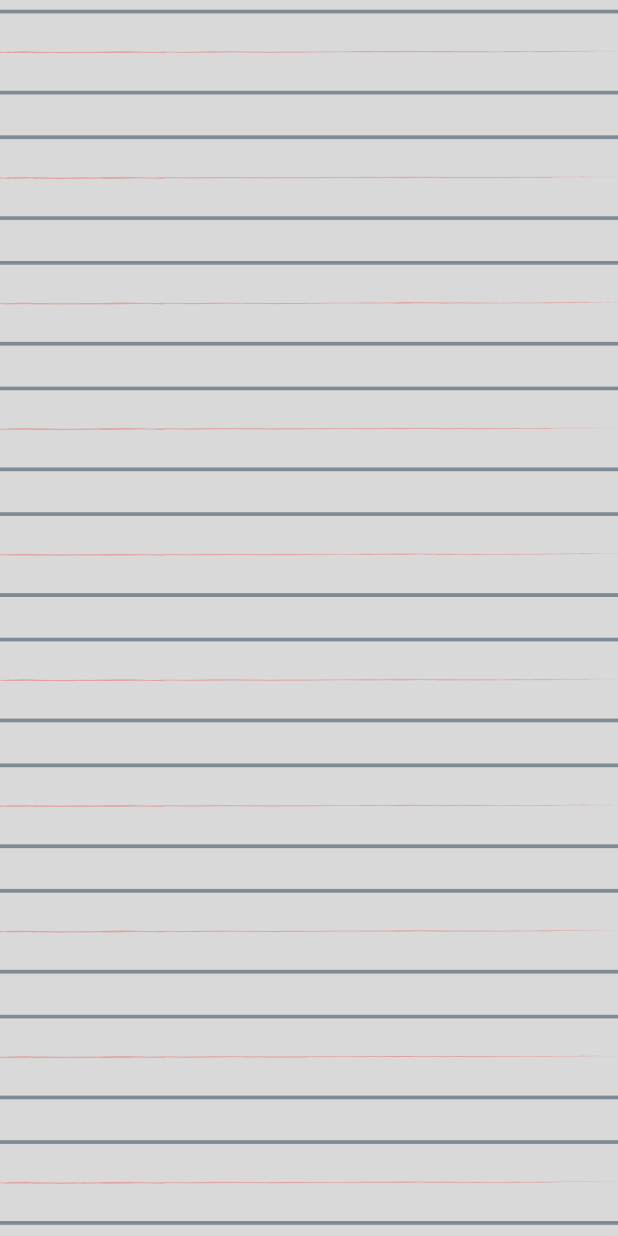
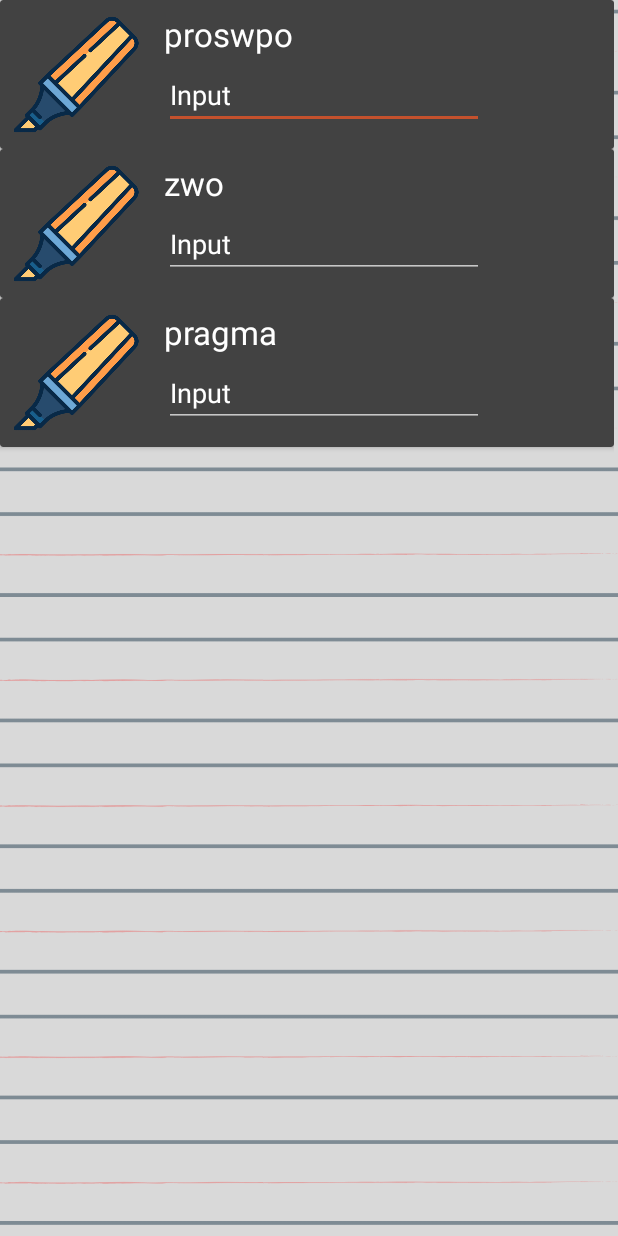
Before and after one commit to sgkevreki/OnomaZwoPragma, an Android app: the GameActivity screen opened directly, with no data from a screen before it, on a phone screen of 412 x 824 dp. Run offline under Robolectric (Android 15) with nearby library versions, the phone set to English and light mode, and no system bars; libraries missing offline, so code that uses them is left out: com.plattysoft.leonids.

Commit message:
Early working recyclerView implementation

```diff
--- a/app/build.gradle
+++ b/app/build.gradle
@@ -1,6 +1,7 @@
 apply plugin: 'com.android.application'
 apply plugin: 'kotlin-android'
 apply plugin: 'kotlin-android-extensions'
+apply plugin: 'com.google.gms.google-services'
 
 android {
     compileSdkVersion 29
@@ -32,6 +33,7 @@ dependencies {
     implementation 'androidx.appcompat:appcompat:1.2.0'
     implementation 'androidx.constraintlayout:constraintlayout:2.0.1'
     implementation 'androidx.recyclerview:recyclerview:1.1.0'
+    implementation 'com.google.firebase:firebase-database:19.2.1'
     testImplementation 'junit:junit:4.12'
     androidTestImplementation 'androidx.test.ext:junit:1.1.2'
     androidTestImplementation 'androidx.test.espresso:espresso-core:3.3.0'
--- a/app/src/main/java/com/example/onomazwopragmaproject/GameActivity.kt
+++ b/app/src/main/java/com/example/onomazwopragmaproject/GameActivity.kt
@@ -2,10 +2,47 @@ package com.example.onomazwopragmaproject
 
 import androidx.appcompat.app.AppCompatActivity
 import android.os.Bundle
+import androidx.recyclerview.widget.LinearLayoutManager
+import androidx.recyclerview.widget.RecyclerView
 
 class GameActivity : AppCompatActivity() {
+
+    // A list of categories names included in the current game (Proswpo, Pragma, Futo etc) as strings. One card in recyclerview for each category
+    var categories: MutableList<String> = mutableListOf()
+
+    // Initialize references to needed elements:
+    // recyclerView -> The actual recyclerView object. You need one of these to show of a list of data.
+    // recyclerViewAdapter -> An adapter object that contains 3 core functions (OnCreateViewHolder, OnBindViewHolder and getCount).
+    //      It is responsible for creating a cardView for every item in 'categories', and populating them with data.
+    //      Must be associated with the recyclerView it will help "run".
+    //      You also need one of these for every recyclerView you have.
+    // recyclerViewLayoutManager -> An extra object that is a LayoutManager that *I think* is responsible for placing the recyclerview inside the general view of the activity. (May be unnecessary in a constraint layout?)
+    private lateinit var recyclerView: RecyclerView
+    private lateinit var recyclerViewAdapter: RecyclerView.Adapter<*>
+    private lateinit var recyclerViewLayoutManager: RecyclerView.LayoutManager
+
     override fun onCreate(savedInstanceState: Bundle?) {
         super.onCreate(savedInstanceState)
         setContentView(R.layout.activity_game)
+
+        // Setting a few names in categories for testing
+        categories.add("proswpo")
+        categories.add("zwo")
+        categories.add("pragma")
+
+        // Create the objects needed
+        // Create a Linear Layout Manager
+        recyclerViewLayoutManager = LinearLayoutManager(this)
+        // And an instance of an Adapter (note that the 'categories' argument must be of the same type declared in the constructor of the GameRecyclerViewAdapter class (duh))
+        recyclerViewAdapter = GameRecyclerviewAdapter(categoriesList = categories)
+
+        // Associate firstly the recyclerview layout (R.id.recyclerview) with the object reference (private lateinit var recyclerView)
+        recyclerView = findViewById<RecyclerView>(R.id.game_recyclerview)
+        // and now associate the layoutManager and adapter with this instance of recyclerView
+            .apply{
+                layoutManager = recyclerViewLayoutManager
+                adapter = recyclerViewAdapter
+            }
+
     }
 }
--- /dev/null
+++ b/app/src/main/java/com/example/onomazwopragmaproject/GameRecyclerviewAdapter.kt
@@ -0,0 +1,56 @@
+package com.example.onomazwopragmaproject
+
+import android.text.Layout
+import android.view.LayoutInflater
+import android.view.View
+import android.view.ViewGroup
+import android.widget.ImageView
+import android.widget.TextView
+import androidx.cardview.widget.CardView
+import androidx.recyclerview.widget.RecyclerView
+import com.google.android.gms.common.util.Strings
+
+class GameRecyclerviewAdapter(private val categoriesList: List<String>): RecyclerView.Adapter<GameRecyclerviewAdapter.MyViewHolder>(){
+    // STOP. GO WATCH THIS: https://www.youtube.com/watch?v=17NbUcEts9c. NOW GO
+
+    // tldr: MyViewHolder is a necessary class that contains references to all the things on the 'card_for_category' layout
+    // Provide a reference to the views for each data item.
+    // You create a class that has references to every view inside our CardView. Then later in the adapter when you need to access one of the views you do it through this ViewHolder (or holder) class!
+    // See on bindViewHolder for examples
+    // itemView is like a reference to the whole 'card_for_category' layout...
+    class MyViewHolder(itemView: View) : RecyclerView.ViewHolder(itemView){
+        // ...and here we declare the views inside that layout...
+        internal var category_image: ImageView
+        internal var category_name: TextView
+
+        // ...and associate them with the correct views!
+        // init { ... } is one of many ways to write constructors in Kotlin.
+        init {
+            category_image = itemView.findViewById(R.id.category_image)
+            category_name = itemView.findViewById(R.id.category_name)
+        }
+
+    }
+
+    // Create new Views
+    override fun onCreateViewHolder(parent: ViewGroup, viewType: Int): MyViewHolder {
+        val myView = LayoutInflater.from(parent.context).inflate(R.layout.card_for_category, parent, false) as CardView
+        return MyViewHolder(myView)
+    }
+
+    // This is called every time we must show an item on the list
+    // In here we set the content of the views, e.g. the correct category_name and the correct category_image.
+    // From the position argument we know for which item in the list we are talking about and can use it to set correct data as follows.
+    // Note that to access any view you go through the holder reference, a reference to the MyViewHolder class we wrote above! (This is where it is used)
+    override fun onBindViewHolder(holder: MyViewHolder, position: Int) {
+        holder.category_name.text = categoriesList[position]
+        // holder.category_image = ...
+        // I don't have anything to set on the image at the moment, but this is where it would be set.
+    }
+
+    // The layoutManager must always know the total of items in the container, so we always return this:
+    override fun getItemCount() = categoriesList.size
+
+    // That's all!
+
+}
--- a/app/src/main/res/layout/activity_game.xml
+++ b/app/src/main/res/layout/activity_game.xml
@@ -8,6 +8,7 @@
     tools:context=".GameActivity">
 
     <androidx.recyclerview.widget.RecyclerView
+        android:id="@+id/game_recyclerview"
         android:layout_width="409dp"
         android:layout_height="729dp"
         app:layout_constraintStart_toStartOf="parent"
--- /dev/null
+++ b/app/src/main/res/layout/card_for_category.xml
@@ -0,0 +1,47 @@
+<?xml version="1.0" encoding="utf-8"?>
+<androidx.cardview.widget.CardView xmlns:android="http://schemas.android.com/apk/res/android"
+    xmlns:app="http://schemas.android.com/apk/res-auto"
+    xmlns:tools="http://schemas.android.com/tools"
+    android:layout_width="match_parent"
+    android:layout_height="wrap_content">
+
+    <androidx.constraintlayout.widget.ConstraintLayout
+        android:layout_width="match_parent"
+        android:layout_height="match_parent">
+
+        <ImageView
+            android:id="@+id/category_image"
+            android:layout_width="101dp"
+            android:layout_height="99dp"
+            android:padding="8dp"
+            app:layout_constraintBottom_toBottomOf="parent"
+            app:layout_constraintStart_toStartOf="parent"
+            app:layout_constraintTop_toTopOf="parent"
+            app:srcCompat="@drawable/highlighter" />
+
+        <TextView
+            android:id="@+id/category_name"
+            android:layout_width="wrap_content"
+            android:layout_height="wrap_content"
+            android:layout_marginStart="8dp"
+            android:layout_marginLeft="8dp"
+            android:layout_marginTop="8dp"
+            android:text="Category Name"
+            android:textAppearance="@style/TextAppearance.AppCompat.Large"
+            app:layout_constraintStart_toEndOf="@+id/category_image"
+            app:layout_constraintTop_toTopOf="parent" />
+
+        <EditText
+            android:id="@+id/category_user_input"
+            android:layout_width="wrap_content"
+            android:layout_height="wrap_content"
+            android:layout_marginTop="3dp"
+            android:ems="10"
+            android:inputType="textPersonName"
+            android:text="Input"
+            android:textColor="@android:color/white"
+            app:layout_constraintStart_toStartOf="@+id/category_name"
+            app:layout_constraintTop_toBottomOf="@+id/category_name" />
+
+    </androidx.constraintlayout.widget.ConstraintLayout>
+</androidx.cardview.widget.CardView>
--- a/build.gradle
+++ b/build.gradle
@@ -6,8 +6,9 @@ buildscript {
         jcenter()
     }
     dependencies {
-        classpath 'com.android.tools.build:gradle:4.0.1'
+        classpath 'com.android.tools.build:gradle:4.1.0'
         classpath "org.jetbrains.kotlin:kotlin-gradle-plugin:$kotlin_version"
+        classpath 'com.google.gms:google-services:4.3.3'
 
         // NOTE: Do not place your application dependencies here; they belong
         // in the individual module build.gradle files
```
Also changed, not shown: app/src/main/java/com/example/onomazwopragmaproject/HostOrJoinRoomActivity.kt (+47 -1 lines), app/src/main/java/com/example/onomazwopragmaproject/MainActivity.kt (+24 -20 lines), app/src/main/res/layout/activity_host_or_join_room.xml (+15 -0 lines), gradle/wrapper/gradle-wrapper.properties.
